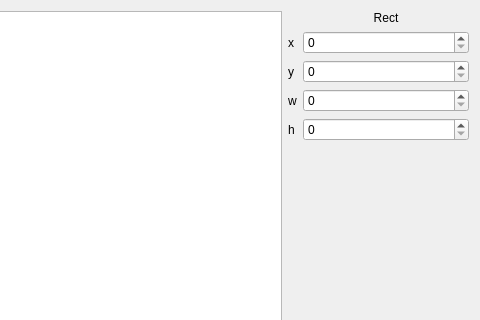
This is src/An1mated/frameeditdialog.ui in jkbz64/An1mated as Qt 5 draws it before an edit; both pictures show x 260 to 740 and y 0 to 320 of the 740 by 604 pixel window. The edited form follows.
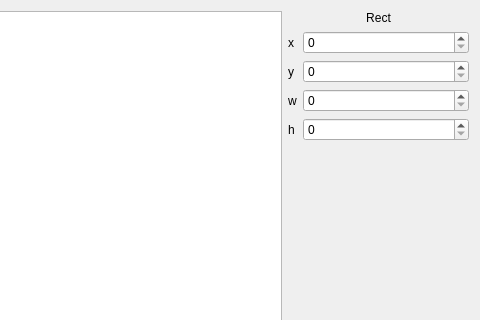
This is the edited form.

What changed in the file:
```diff
--- a/src/An1mated/frameeditdialog.ui
+++ b/src/An1mated/frameeditdialog.ui
@@ -31,22 +31,6 @@
      </property>
     </widget>
    </item>
-   <item row="0" column="3">
-    <widget class="QLabel" name="label_2">
-     <property name="sizePolicy">
-      <sizepolicy hsizetype="Preferred" vsizetype="Maximum">
-       <horstretch>0</horstretch>
-       <verstretch>0</verstretch>
-      </sizepolicy>
-     </property>
-     <property name="text">
-      <string>Rect</string>
-     </property>
-     <property name="alignment">
-      <set>Qt::AlignCenter</set>
-     </property>
-    </widget>
-   </item>
    <item row="2" column="2">
     <widget class="QLabel" name="label_4">
      <property name="text">
@@ -97,7 +81,36 @@
     </widget>
    </item>
    <item row="4" column="3">
-    <widget class="QSpinBox" name="spinBox_4"/>
+    <widget class="QSpinBox" name="hSpin"/>
+   </item>
+   <item row="0" column="2" colspan="2">
+    <widget class="QLabel" name="frameRectLabel">
+     <property name="sizePolicy">
+      <sizepolicy hsizetype="Preferred" vsizetype="Maximum">
+       <horstretch>0</horstretch>
+       <verstretch>0</verstretch>
+      </sizepolicy>
+     </property>
+     <property name="text">
+      <string>Rect</string>
+     </property>
+     <property name="alignment">
+      <set>Qt::AlignCenter</set>
+     </property>
+    </widget>
+   </item>
+   <item row="5" column="3">
+    <spacer name="verticalSpacer">
+     <property name="orientation">
+      <enum>Qt::Vertical</enum>
+     </property>
+     <property name="sizeHint" stdset="0">
+      <size>
+       <width>20</width>
+       <height>40</height>
+      </size>
+     </property>
+    </spacer>
    </item>
   </layout>
  </widget>
```
Left out of the diff: 20 changed lines with no effect on the pictures.
